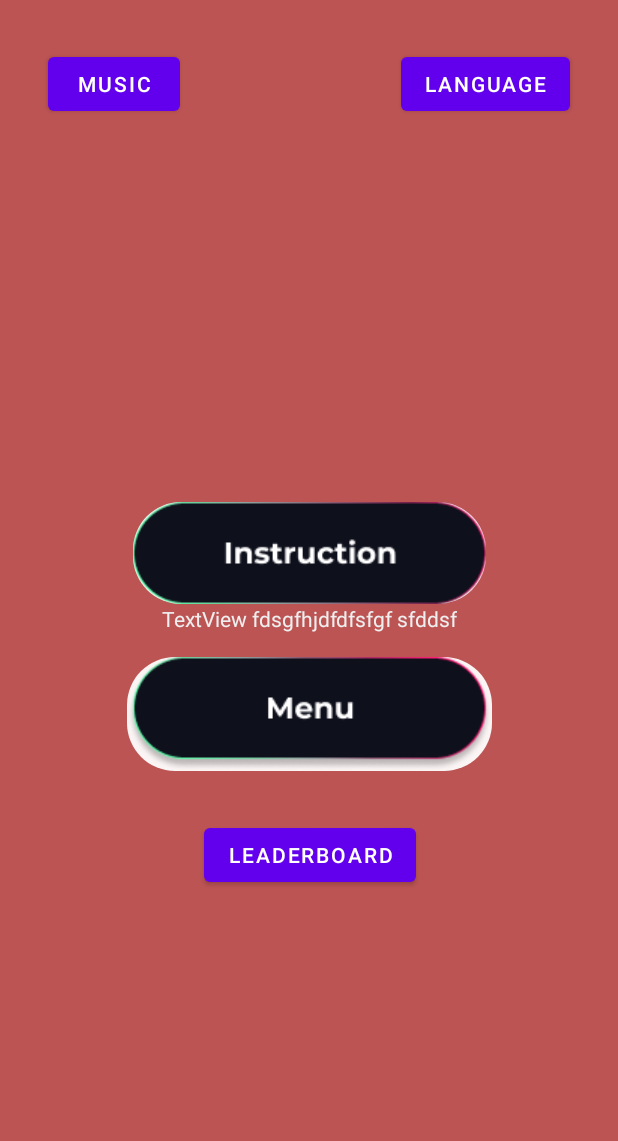
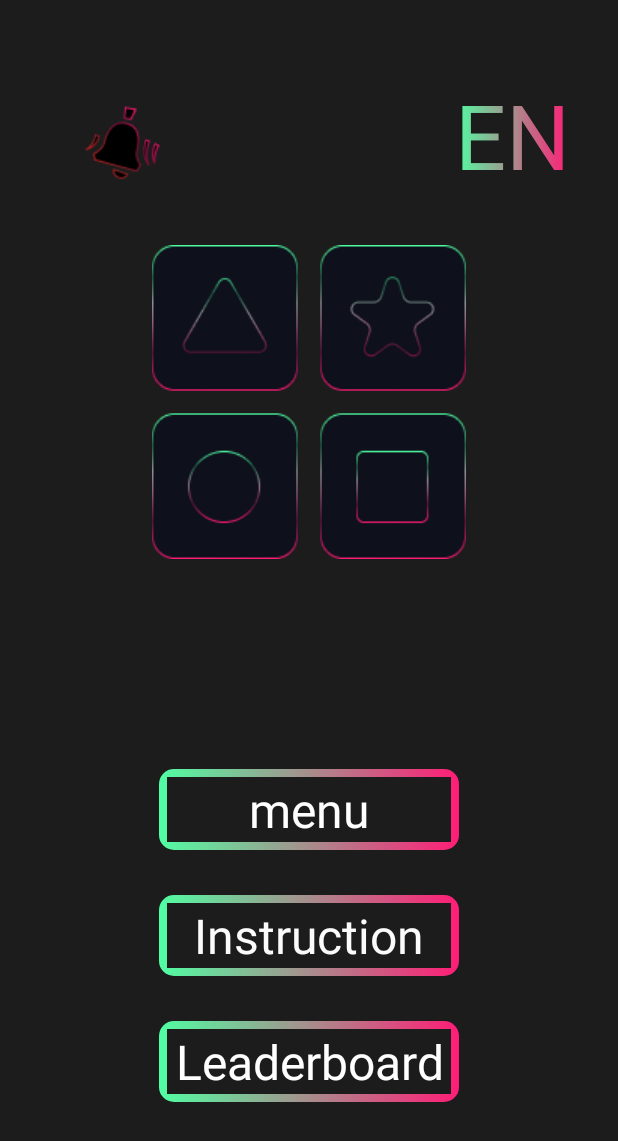
Before and after one commit to KarolKrzekotowski/MemoryApp, an Android app: the screen it shows after launch (MainActivity), on a phone screen of 412 x 824 dp. Shown: the top 1141 px of the screen. Run offline under Robolectric (Android 15) with nearby library versions, the light colour scheme and no system bars; our stand-ins replace AdMob, Firebase (no records; nobody signed in at launch, a user with empty details on screens opened directly).

Commit message:
ekran menu

```diff
--- a/app/src/main/java/com/example/memoryapp/ui/fragment/menu/MainMenuFragment.kt
+++ b/app/src/main/java/com/example/memoryapp/ui/fragment/menu/MainMenuFragment.kt
@@ -1,5 +1,8 @@
 package com.example.memoryapp.ui.fragment.menu
 
+import android.graphics.Color
+import android.graphics.LinearGradient
+import android.graphics.Shader
 import android.media.MediaPlayer
 import android.os.Bundle
 import android.util.Log
@@ -7,6 +10,7 @@ import androidx.fragment.app.Fragment
 import android.view.LayoutInflater
 import android.view.View
 import android.view.ViewGroup
+import android.widget.TextView
 import android.widget.Toast
 import androidx.navigation.NavOptions
 import androidx.navigation.NavOptionsBuilder
@@ -41,9 +45,12 @@ class MainMenuFragment : Fragment() {
         savedInstanceState: Bundle?
     ): View {
         binding = FragmentMainMenuBinding.inflate(inflater, container, false)
+        textGradient(binding.language)
+
         binding.instruction.setOnClickListener {
             Navigation.findNavController(binding.root).navigate(MainMenuFragmentDirections.actionMainMenuFragmentToInstructionFragment())
         }
+
         binding.play.setOnClickListener {
             Navigation.findNavController(binding.root).navigate(MainMenuFragmentDirections.actionMainMenuFragmentToBottomDialogFragment())
         }
@@ -52,14 +59,18 @@ class MainMenuFragment : Fragment() {
             findNavController().navigate(action)
         }
         val mediaPlayer = MediaPlayer.create(requireContext(), R.raw.music)
+        mediaPlayer.isLooping= true
         binding.music.setOnClickListener {
+            Log.i("muzyka",mediaPlayer.isPlaying.toString())
             if (mediaPlayer.isPlaying){
-                mediaPlayer.isLooping = false
-                mediaPlayer.stop()
+//                mediaPlayer.isLooping = false
+                mediaPlayer.pause()
+                binding.music.setImageResource(R.drawable.sound_off)
             }
             else{
-                mediaPlayer.isLooping = true
+
                 mediaPlayer.start()
+                binding.music.setImageResource(R.drawable.sound_on)
             }
 //
 
@@ -94,7 +105,24 @@ class MainMenuFragment : Fragment() {
                 .setPopUpTo(R.id.mainMenuFragment,true)
                 .build()
         )
-
     }
 
+    private fun textGradient(textView: TextView){
+        val paint = textView.paint
+        val colors = intArrayOf(resources.getColor(R.color.green_gradient),resources.getColor(R.color.red_gradient))
+        val position = floatArrayOf(0F,1F)
+        val width = paint.measureText(textView.text.toString())
+        var textShader = LinearGradient(
+            0F,
+            0F,
+            width,
+            0F,
+            colors,
+            position,
+            Shader.TileMode.CLAMP)
+        textView.paint.shader = textShader
+    }
+
+
+
 }
--- /dev/null
+++ b/app/src/main/res/drawable/buttons_divider.xml
@@ -0,0 +1,5 @@
+<shape xmlns:android="http://schemas.android.com/apk/res/android">
+    <size
+        android:height="30dp"
+        android:width="0dp"/>
+</shape>
--- /dev/null
+++ b/app/src/main/res/drawable/gradeint_button2.xml
@@ -0,0 +1,21 @@
+<?xml version="1.0" encoding="utf-8"?>
+<selector xmlns:android="http://schemas.android.com/apk/res/android">
+    <item>
+        <shape  android:shape="rectangle" >
+            <gradient
+                android:angle="180"
+                android:startColor="@color/red_gradient"
+
+                android:endColor="@color/green_gradient"
+                android:centerX="50%"
+
+                >
+            </gradient>
+            <corners android:radius="10dp"/>
+            <padding android:left="2dp"
+                android:top="2dp"
+                android:right="2dp"
+                android:bottom="2dp"/>
+        </shape>
+    </item>
+</selector>
--- /dev/null
+++ b/app/src/main/res/drawable/gradient_button.xml
@@ -0,0 +1,16 @@
+<?xml version="1.0" encoding="utf-8"?>
+
+<shape
+    xmlns:android="http://schemas.android.com/apk/res/android"
+    android:shape="rectangle"
+    android:thickness="5dp"
+    android:useLevel="false">
+    <solid android:color="@android:color/transparent" />
+    <gradient
+        android:startColor="@color/green_gradient"
+        android:endColor="@color/red_gradient"
+        android:angle="180"
+        android:centerX="10%"
+        android:centerY="10%"
+        android:centerColor="@color/black_main"/>
+</shape>
--- a/app/src/main/res/layout/fragment_main_menu.xml
+++ b/app/src/main/res/layout/fragment_main_menu.xml
@@ -4,70 +4,123 @@
     xmlns:tools="http://schemas.android.com/tools"
     android:layout_width="match_parent"
     android:layout_height="match_parent"
-    android:background="#BD5454"
+    android:background="@color/black_main"
+    android:backgroundTint="@color/black_main"
+    android:foregroundTint="@color/black_main"
     tools:context=".ui.fragment.menu.MainMenuFragment">
+    <!--        android:background="@drawable/ezik"-->
 
-    <ImageButton
-        android:id="@+id/play"
-        android:layout_width="wrap_content"
+    <LinearLayout
+        android:id="@+id/linearLayout3"
+        android:layout_width="200dp"
         android:layout_height="wrap_content"
-        android:layout_marginTop="16dp"
-        android:background="@drawable/ezik"
-        android:src="@drawable/menu_button"
-        android:text="@string/button"
-        app:layout_constraintEnd_toEndOf="@+id/instruction"
-        app:layout_constraintStart_toStartOf="@+id/instruction"
-        app:layout_constraintTop_toBottomOf="@+id/textView" />
-
-    <TextView
-        android:id="@+id/textView"
-        android:layout_width="wrap_content"
-        android:layout_height="wrap_content"
-        android:text="@string/textview"
-        android:textColor="#EFEFEF"
+        android:layout_marginTop="50dp"
+        android:divider="@drawable/buttons_divider"
+        android:orientation="vertical"
+        android:showDividers="middle"
         app:layout_constraintBottom_toBottomOf="parent"
         app:layout_constraintEnd_toEndOf="parent"
         app:layout_constraintStart_toStartOf="parent"
-        app:layout_constraintTop_toTopOf="parent" />
+        app:layout_constraintTop_toBottomOf="@+id/imageView7">
+
+        <FrameLayout
+            android:layout_width="match_parent"
+            android:layout_height="wrap_content"
+            android:layout_weight="1"
+            android:background="@drawable/gradeint_button2">
+
+            <TextView
+                android:id="@+id/play"
+                android:layout_width="match_parent"
+                android:layout_height="wrap_content"
+
+                android:layout_margin="3dp"
+
+                android:background="@color/black_main"
+                android:gravity="center"
+                android:text="menu"
+                android:textColor="#FFFFFF"
+                android:textSize="32sp" />
+        </FrameLayout>
+
+        <FrameLayout
+            android:layout_width="match_parent"
+            android:layout_height="wrap_content"
+            android:layout_gravity="center"
+            android:layout_weight="1"
+            android:background="@drawable/gradeint_button2">
+
+            <TextView
+                android:id="@+id/instruction"
+                android:layout_width="match_parent"
+                android:layout_height="match_parent"
+                android:layout_margin="3dp"
+                android:background="@color/black_main"
+                android:gravity="center"
+                android:singleLine="true"
+                android:text="@string/Instruction"
+                android:textColor="#FBFBFB"
+                android:textSize="32sp" />
+        </FrameLayout>
+
+        <FrameLayout
+            android:layout_width="match_parent"
+            android:layout_height="wrap_content"
+            android:layout_weight="1"
+            android:background="@drawable/gradeint_button2">
+
+            <TextView
+                android:id="@+id/leaderboards"
+                android:layout_width="match_parent"
+                android:layout_height="match_parent"
+                android:layout_margin="3dp"
+
+                android:background="@color/black_main"
+                android:gravity="center"
+                android:singleLine="true"
+                android:text="@string/Leaderboard"
+                android:textColor="#FFFFFF"
+                android:textSize="32sp" />
+        </FrameLayout>
+
+        <!--            android:background="@drawable/ezik"-->
+
+
+    </LinearLayout>
 
     <ImageButton
-        android:id="@+id/instruction"
-        android:layout_width="wrap_content"
-        android:layout_height="wrap_content"
-        android:background="@drawable/ezik"
-        android:src="@drawable/instukcja_button"
-        android:text="@string/buttonxd"
-        app:layout_constraintBottom_toTopOf="@+id/textView"
-        app:layout_constraintEnd_toEndOf="parent"
-        app:layout_constraintStart_toStartOf="parent" />
-
-    <Button
-        android:id="@+id/leaderboards"
-        android:layout_width="wrap_content"
-        android:layout_height="wrap_content"
-        android:layout_marginTop="32dp"
-        android:text="@string/Leaderboard"
-        app:layout_constraintEnd_toEndOf="@+id/play"
-        app:layout_constraintStart_toStartOf="@+id/play"
-        app:layout_constraintTop_toBottomOf="@+id/play" />
-
-    <Button
         android:id="@+id/music"
         android:layout_width="wrap_content"
         android:layout_height="wrap_content"
         android:layout_marginStart="32dp"
         android:layout_marginTop="32dp"
+        android:backgroundTint="@color/black_main"
+        android:src="@drawable/sound_off"
         android:text="@string/muzyka"
         app:layout_constraintStart_toStartOf="parent"
         app:layout_constraintTop_toTopOf="parent" />
 
-    <Button
+    <TextView
         android:id="@+id/language"
         android:layout_width="wrap_content"
         android:layout_height="wrap_content"
         android:layout_marginTop="32dp"
         android:layout_marginEnd="32dp"
-        android:text="@string/language"
+        android:text="@string/translation"
+        android:textColor="#B83737"
+        android:textSize="60sp"
+        app:layout_constraintBottom_toBottomOf="@+id/music"
         app:layout_constraintEnd_toEndOf="parent"
         app:layout_constraintTop_toTopOf="parent" />
+
+    <ImageView
+        android:id="@+id/imageView7"
+        android:layout_width="wrap_content"
+        android:layout_height="wrap_content"
+        android:layout_marginTop="16dp"
+        android:src="@drawable/logo"
+        app:layout_constraintEnd_toEndOf="parent"
+        app:layout_constraintStart_toStartOf="parent"
+        app:layout_constraintTop_toBottomOf="@+id/music" />
+
 </androidx.constraintlayout.widget.ConstraintLayout>
--- a/app/src/main/res/values/colors.xml
+++ b/app/src/main/res/values/colors.xml
@@ -7,4 +7,8 @@
     <color name="teal_700">#FF018786</color>
     <color name="black">#FF000000</color>
     <color name="white">#FFFFFFFF</color>
+    <color name="black_main">#1C1C1C</color>
+    <color name="yellow">#e5de00</color>
+    <color name="red_gradient">#FF1D76</color>
+    <color name="green_gradient">#50FEA3</color>
 </resources>
--- a/app/src/main/res/values/strings.xml
+++ b/app/src/main/res/values/strings.xml
@@ -7,7 +7,7 @@
     <string name="_4x8" translatable="false">32</string>
     <string name="gametype">GameType</string>
     <string name="button">Button</string>
-    <string name="buttonxd">Button gdfjhfgsjdhf</string>
+    <string name="Instruction">Instruction</string>
     <string name="textview">TextView fdsgfhjdfdfsfgf sfddsf</string>
     <string name="rozpocznij_rozgrywk">Start Game</string>
     <string name="player_name">TextView</string>
@@ -15,4 +15,5 @@
     <string name="language">language</string>
     <string name="muzyka">Music</string>
     <string name="Leaderboard">Leaderboard</string>
+    <string name="translation">EN</string>
 </resources>
```
Also changed, not shown: app/src/main/res/drawable/logo.png (added), app/src/main/res/drawable/sound_off.png (added), app/src/main/res/drawable/sound_on.png (added), 1 other file.
